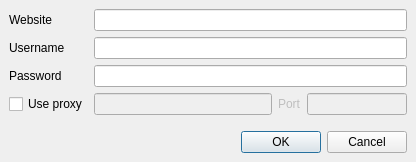
Qt form UploadMapDialog.ui (openstreetmap/merkaartor) before a commit.
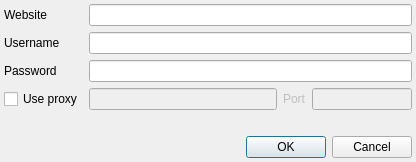
The same form after that commit.

Commit message: ADD : MOBILE: replace docks with fullscreen dialogs ADD : "visible" action in layers menu

Patch:
```diff
--- a/UploadMapDialog.ui
+++ b/UploadMapDialog.ui
@@ -13,11 +13,11 @@
    <string>Dialog</string>
   </property>
   <layout class="QVBoxLayout" >
-   <property name="margin" >
-    <number>9</number>
-   </property>
    <property name="spacing" >
-    <number>6</number>
+    <number>4</number>
+   </property>
+   <property name="margin" >
+    <number>4</number>
    </property>
    <item>
     <layout class="QGridLayout" >
@@ -128,12 +128,14 @@
       <enum>Qt::Horizontal</enum>
      </property>
      <property name="standardButtons" >
-      <set>QDialogButtonBox::Cancel|QDialogButtonBox::NoButton|QDialogButtonBox::Ok</set>
+      <set>QDialogButtonBox::Cancel|QDialogButtonBox::Ok</set>
      </property>
     </widget>
    </item>
   </layout>
  </widget>
+ <layoutdefault spacing="4" margin="4" />
+ <includes/>
  <resources/>
  <connections>
   <connection>
```
Left out of the diff: 8 changed lines with no effect on the pictures. The commit also changes 32 other files.
